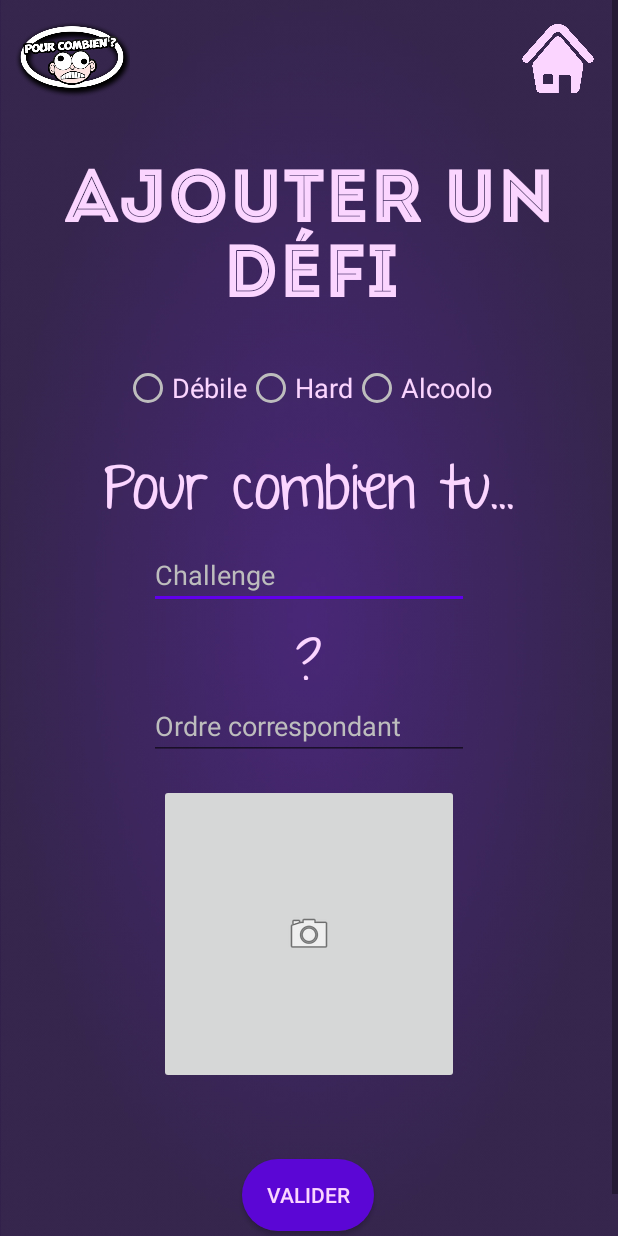
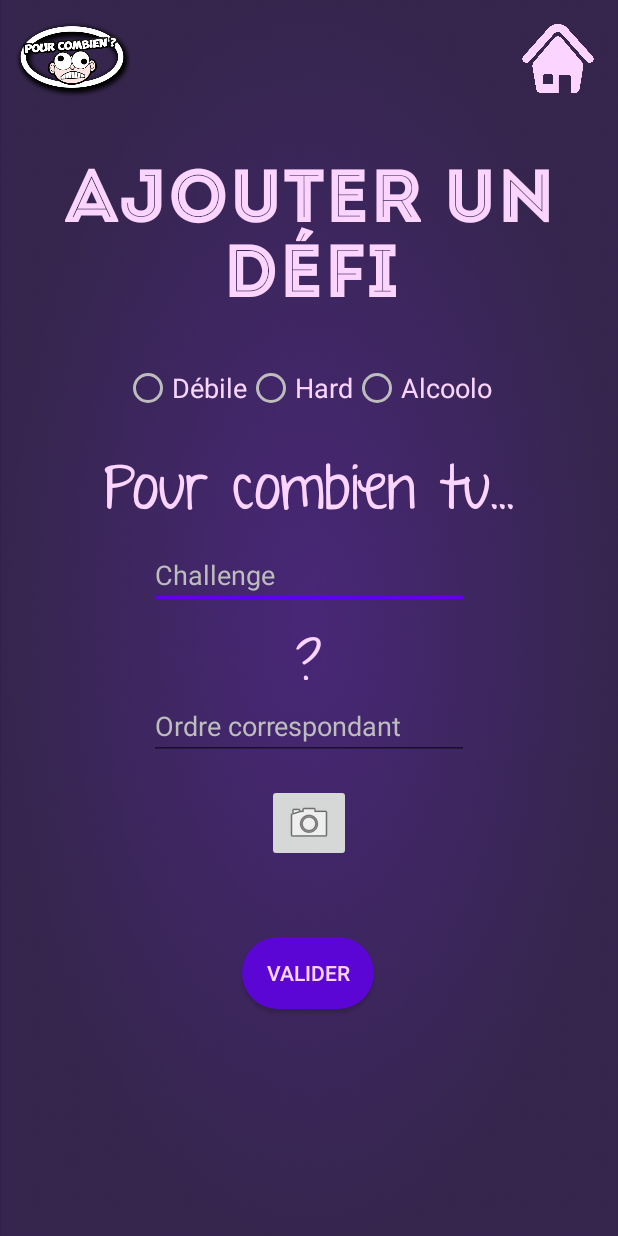
Before and after one commit to Adel83/PourCombien, an Android app: the AddChallengeActivity screen opened directly, with no data from a screen before it, on a phone screen of 412 x 824 dp. Run offline under Robolectric (Android 15) with nearby library versions, the phone set to English and light mode, and no system bars; our stand-ins replace Firebase (no records; nobody signed in at launch, a user with empty details on screens opened directly).

Commit message:
Ajustement taille de l'image dans AddChallenge

```diff
--- a/app/src/main/res/layout-v21/activity_add_challenge.xml
+++ b/app/src/main/res/layout-v21/activity_add_challenge.xml
@@ -102,8 +102,8 @@
                 app:layout_constraintTop_toBottomOf="@+id/challengeText3" android:autofillHints=""/>
 
         <ImageButton
-                android:layout_width="200dp"
-                android:layout_height="200dp" app:srcCompat="@android:drawable/ic_menu_camera"
+                android:layout_width="wrap_content"
+                android:layout_height="wrap_content" app:srcCompat="@android:drawable/ic_menu_camera"
                 android:id="@+id/pictureChosen"
                 android:layout_marginTop="16dp"
                 app:layout_constraintTop_toBottomOf="@+id/challengeOrder" app:layout_constraintEnd_toEndOf="parent"
--- a/app/src/main/res/layout/activity_add_challenge.xml
+++ b/app/src/main/res/layout/activity_add_challenge.xml
@@ -116,8 +116,8 @@
                 app:layout_constraintTop_toBottomOf="@+id/challengeText3"/>
 
         <ImageButton
-                android:layout_width="200dp"
-                android:layout_height="200dp" app:srcCompat="@android:drawable/ic_menu_camera"
+                android:layout_width="wrap_content"
+                android:layout_height="wrap_content" app:srcCompat="@android:drawable/ic_menu_camera"
                 android:id="@+id/pictureChosen"
                 android:layout_marginTop="16dp"
                 app:layout_constraintTop_toBottomOf="@+id/challengeOrder" app:layout_constraintEnd_toEndOf="parent"
```
Also changed, not shown: app/src/main/java/fr/isen/chakouri/pourcombien/Activities/AddChallengeActivity.kt (+9 -1 lines).
